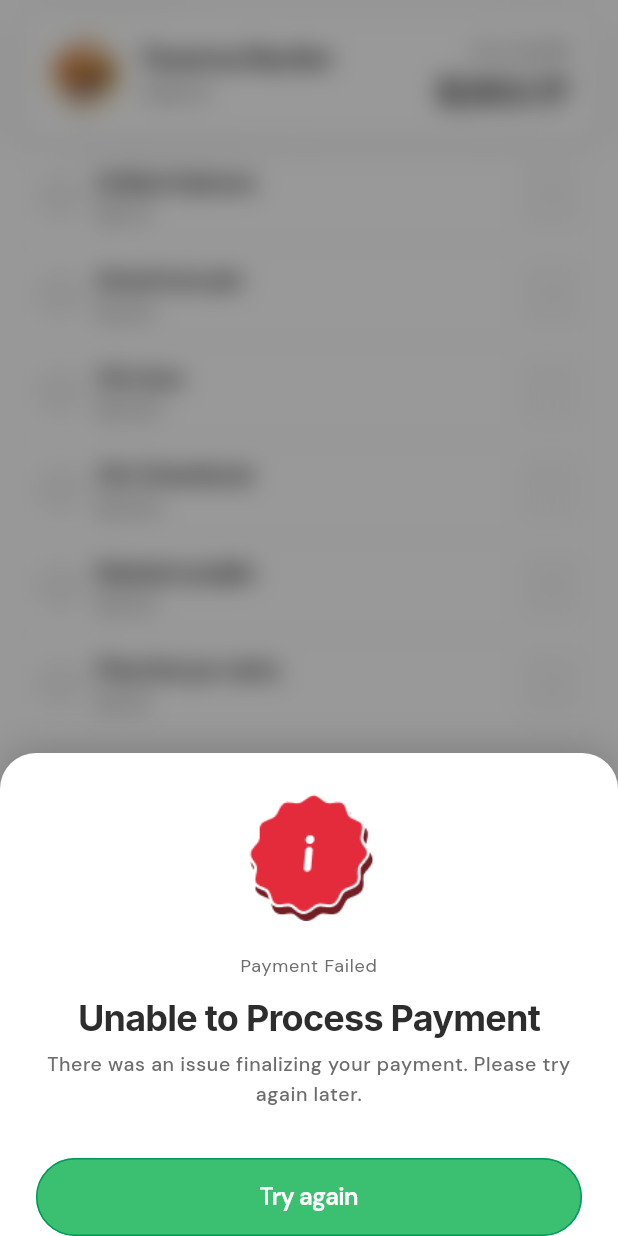
After one commit to PaygooApp/paygoo, a Flutter app: the screen it shows after launch, scrolled down 339 dp, after a tap on "Test Info Modal", on a phone screen of 412 x 824 dp. The commit adds this screen. Run offline on Flutter 3.47's test engine with Material 3 defaults, Android fonts, the light colour scheme and no system bars; our stand-ins replace flutter_svg, google_fonts; missing offline and left inert: sliding_action_button; project files that could hold a hidden picture were left out.

Commit message:
feat(#34): implement info bottom modal for displaying informations

```diff
--- /dev/null
+++ b/lib/components/atoms/app_button.dart
@@ -0,0 +1,70 @@
+import 'package:flutter/material.dart';
+import 'package:paygoo/tokens/token_primitive_mode1.dart';
+
+/// Button style variants
+enum AppButtonStyle {
+  /// Primary button (green background, white text)
+  primary,
+
+  /// Secondary button (gray background, dark text)
+  secondary,
+}
+
+/// A reusable rounded button component
+class AppButton extends StatelessWidget {
+  /// Button text
+  final String text;
+
+  /// Callback when button is pressed
+  final VoidCallback onPressed;
+
+  /// Button style (primary or secondary)
+  final AppButtonStyle style;
+
+  /// Whether the button should expand to fill available width
+  final bool fullWidth;
+
+  const AppButton({
+    super.key,
+    required this.text,
+    required this.onPressed,
+    this.style = AppButtonStyle.primary,
+    this.fullWidth = false,
+  });
+
+  @override
+  Widget build(BuildContext context) {
+    final isSecondary = style == AppButtonStyle.secondary;
+
+    final button = ElevatedButton(
+      onPressed: onPressed,
+      style: ElevatedButton.styleFrom(
+        backgroundColor: isSecondary
+            ? TokenPrimitiveMode1.gray100
+            : TokenPrimitiveMode1.primary400,
+        foregroundColor: isSecondary
+            ? TokenPrimitiveMode1.gray700
+            : TokenPrimitiveMode1.basewhite,
+        elevation: 0,
+        padding: const EdgeInsets.symmetric(vertical: 16, horizontal: 32),
+        shape: RoundedRectangleBorder(borderRadius: BorderRadius.circular(100)),
+      ),
+      child: Text(
+        text,
+        style: Theme.of(context).textTheme.bodyLarge?.copyWith(
+          fontWeight: FontWeight.w600,
+          letterSpacing: -0.5,
+          color: isSecondary
+              ? TokenPrimitiveMode1.gray700
+              : TokenPrimitiveMode1.basewhite,
+        ),
+      ),
+    );
+
+    if (fullWidth) {
+      return SizedBox(width: double.infinity, child: button);
+    }
+
+    return button;
+  }
+}
--- /dev/null
+++ b/lib/components/modals/info_bottom_modal.dart
@@ -0,0 +1,297 @@
+import 'dart:ui' show ImageFilter;
+
+import 'package:flutter/material.dart';
+import 'package:paygoo/components/atoms/app_button.dart';
+import 'package:paygoo/tokens/token_primitive_mode1.dart';
+
+/// Layout style for CTA buttons
+enum ModalButtonLayout {
+  /// Buttons stacked vertically (column)
+  column,
+
+  /// Buttons side by side (row)
+  row,
+}
+
+/// Configuration for a CTA button in the modal
+class ModalButtonConfig {
+  final String text;
+  final VoidCallback onPressed;
+  final bool isPrimary;
+
+  const ModalButtonConfig({
+    required this.text,
+    required this.onPressed,
+    this.isPrimary = true,
+  });
+}
+
+/// A reusable bottom modal with slide-in animation, blur overlay,
+/// icon, title, description, and configurable CTA buttons.
+class InfoBottomModal extends StatefulWidget {
+  /// Icon widget to display (90x90), can be SVG, Image, or any widget
+  final Widget icon;
+
+  /// Small subtitle text (14px) displayed above the title
+  final String? subtitle;
+
+  /// Main title text (24px)
+  final String title;
+
+  /// Description text (16px)
+  final String description;
+
+  /// Primary CTA button (green)
+  final ModalButtonConfig primaryButton;
+
+  /// Optional secondary CTA button (gray)
+  final ModalButtonConfig? secondaryButton;
+
+  /// Layout style for buttons (row or column)
+  final ModalButtonLayout buttonLayout;
+
+  /// Whether the modal can be dismissed by tapping outside
+  final bool isDismissible;
+
+  const InfoBottomModal({
+    super.key,
+    required this.icon,
+    this.subtitle,
+    required this.title,
+    required this.description,
+    required this.primaryButton,
+    this.secondaryButton,
+    this.buttonLayout = ModalButtonLayout.row,
+    this.isDismissible = true,
+  });
+
+  /// Shows the modal with slide-in animation and blur overlay
+  static Future<T?> show<T>(
+    BuildContext context, {
+    required Widget icon,
+    String? subtitle,
+    required String title,
+    required String description,
+    required ModalButtonConfig primaryButton,
+    ModalButtonConfig? secondaryButton,
+    ModalButtonLayout buttonLayout = ModalButtonLayout.row,
+    bool isDismissible = true,
+  }) {
+    return showGeneralDialog<T>(
+      context: context,
+      barrierDismissible: isDismissible,
+      barrierLabel: 'Dismiss',
+      barrierColor: Colors.transparent,
+      transitionDuration: const Duration(milliseconds: 300),
+      pageBuilder: (context, animation, secondaryAnimation) {
+        return InfoBottomModal(
+          icon: icon,
+          subtitle: subtitle,
+          title: title,
+          description: description,
+          primaryButton: primaryButton,
+          secondaryButton: secondaryButton,
+          buttonLayout: buttonLayout,
+          isDismissible: isDismissible,
+        );
+      },
+      transitionBuilder: (context, animation, secondaryAnimation, child) {
+        return child;
+      },
+    );
+  }
+
+  @override
+  State<InfoBottomModal> createState() => _InfoBottomModalState();
+}
+
+class _InfoBottomModalState extends State<InfoBottomModal>
+    with SingleTickerProviderStateMixin {
+  late AnimationController _controller;
+  late Animation<Offset> _slideAnimation;
+  late Animation<double> _fadeAnimation;
+
+  @override
+  void initState() {
+    super.initState();
+    _controller = AnimationController(
+      vsync: this,
+      duration: const Duration(milliseconds: 350),
+    );
+
+    _slideAnimation = Tween<Offset>(
+      begin: const Offset(0, 1),
+      end: Offset.zero,
+    ).animate(CurvedAnimation(parent: _controller, curve: Curves.easeOutCubic));
+
+    _fadeAnimation = Tween<double>(
+      begin: 0.0,
+      end: 1.0,
+    ).animate(CurvedAnimation(parent: _controller, curve: Curves.easeOut));
+
+    _controller.forward();
+  }
+
+  @override
+  void dispose() {
+    _controller.dispose();
+    super.dispose();
+  }
+
+  Future<void> _dismiss([dynamic result]) async {
+    await _controller.reverse();
+    if (mounted) {
+      Navigator.of(context).pop(result);
+    }
+  }
+
+  @override
+  Widget build(BuildContext context) {
+    return AnimatedBuilder(
+      animation: _controller,
+      builder: (context, child) {
+        return Stack(
+          children: [
+            // Blurred overlay background
+            GestureDetector(
+              onTap: widget.isDismissible ? () => _dismiss() : null,
+              child: BackdropFilter(
+                filter: ImageFilter.blur(
+                  sigmaX: 8 * _fadeAnimation.value,
+                  sigmaY: 8 * _fadeAnimation.value,
+                ),
+                child: Container(
+                  color: Colors.black.withValues(
+                    alpha: 0.4 * _fadeAnimation.value,
+                  ),
+                ),
+              ),
+            ),
+            // Modal content
+            child!,
+          ],
+        );
+      },
+      child: _buildModalContent(),
+    );
+  }
+
+  Widget _buildModalContent() {
+    return SlideTransition(
+      position: _slideAnimation,
+      child: Align(
+        alignment: Alignment.bottomCenter,
+        child: Container(
+          width: double.infinity,
+          clipBehavior: Clip.antiAlias,
+          decoration: BoxDecoration(
+            color: TokenPrimitiveMode1.basewhite,
+            borderRadius: const BorderRadius.only(
+              topLeft: Radius.circular(24),
+              topRight: Radius.circular(24),
+            ),
+            boxShadow: [
+              BoxShadow(
+                color: Colors.black.withValues(alpha: 0.15),
+                blurRadius: 20,
+                offset: const Offset(0, -4),
+              ),
+            ],
+          ),
+          child: Padding(
+            padding: EdgeInsets.only(
+              top: 24,
+              left: 24,
+              right: 24,
+              bottom: MediaQuery.of(context).padding.bottom,
+            ),
+            child: Column(
+              mainAxisSize: MainAxisSize.min,
+              children: [
+                // Icon (90x90)
+                SizedBox(width: 90, height: 90, child: widget.icon),
+                const SizedBox(height: 20),
+                // Subtitle (labelMedium - 14px, gray600)
+                if (widget.subtitle != null) ...[
+                  Text(
+                    widget.subtitle!,
+                    style: Theme.of(context).textTheme.labelMedium,
+                    textAlign: TextAlign.center,
+                  ),
+                  const SizedBox(height: 12),
+                ],
+                // Title (headlineMedium - 24px, bold)
+                Text(
+                  widget.title,
+                  style: Theme.of(context).textTheme.headlineMedium,
+                  textAlign: TextAlign.center,
+                ),
+                const SizedBox(height: 8),
+                // Description (bodySmall - 16px, gray600)
+                Text(
+                  widget.description,
+                  style: Theme.of(context).textTheme.bodySmall,
+                  textAlign: TextAlign.center,
+                ),
+                const SizedBox(height: 32),
+                // CTA Buttons
+                _buildButtons(),
+              ],
+            ),
+          ),
+        ),
+      ),
+    );
+  }
+
+  Widget _buildButtons() {
+    if (widget.secondaryButton == null) {
+      // Single primary button
+      return SizedBox(
+        width: double.infinity,
+        child: _buildButton(widget.primaryButton),
+      );
+    }
+
+    // Two buttons - layout based on buttonLayout
+    if (widget.buttonLayout == ModalButtonLayout.column) {
+      return Column(
+        children: [
+          SizedBox(
+            width: double.infinity,
+            child: _buildButton(widget.primaryButton),
+          ),
+          const SizedBox(height: 12),
+          SizedBox(
+            width: double.infinity,
+            child: _buildButton(widget.secondaryButton!, isSecondary: true),
+          ),
+        ],
+      );
+    }
+
+    // Row layout (default)
+    return Row(
+      children: [
+        Expanded(
+          child: _buildButton(widget.secondaryButton!, isSecondary: true),
+        ),
+        const SizedBox(width: 12),
+        Expanded(child: _buildButton(widget.primaryButton)),
+      ],
+    );
+  }
+
+  Widget _buildButton(ModalButtonConfig config, {bool isSecondary = false}) {
+    return AppButton(
+      text: config.text,
+      style: isSecondary ? AppButtonStyle.secondary : AppButtonStyle.primary,
+      onPressed: () {
+        config.onPressed();
+        if (widget.isDismissible) {
+          _dismiss();
+        }
+      },
+    );
+  }
+}
--- a/lib/screens/home_screen.dart
+++ b/lib/screens/home_screen.dart
@@ -3,6 +3,7 @@ import 'package:flutter/services.dart';
 import 'package:paygoo/components/atoms/section_header.dart';
 import 'package:paygoo/components/atoms/wave_paper_clipper.dart';
 import 'package:paygoo/components/modals/custom_tip_modal.dart';
+import 'package:paygoo/components/modals/info_bottom_modal.dart';
 import 'package:paygoo/components/wrappers/bottom_summary_card.dart';
 import 'package:paygoo/components/wrappers/order_item_card.dart';
 import 'package:paygoo/components/wrappers/overscroll_container.dart';
@@ -74,6 +75,20 @@ class _HomeScreenState extends State<HomeScreen> {
         _selectedTipIndex = 3; // Select "Custom" option
       });
     }
+  }
+
+  /// Show the info bottom modal (for testing)
+  void _showInfoModal() {
+    InfoBottomModal.show(
+      context,
+      icon: Image.asset('assets/Icon-Unsuccessful.png', width: 90, height: 90),
+      subtitle: 'Payment Failed',
+      title: 'Unable to Process Payment',
+      description:
+          'There was an issue finalizing your payment. Please try again later.',
+      buttonLayout: ModalButtonLayout.column,
+      primaryButton: ModalButtonConfig(text: 'Try again', onPressed: () {}),
+    );
   }
 
   /// Order calculator instance - creates fresh instance on each access
@@ -278,6 +293,12 @@ class _HomeScreenState extends State<HomeScreen> {
                           SectionHeader(title: "Payment Methods"),
                           SizedBox(height: 16),
                           const PaymentMethodsCard(),
+                          SizedBox(height: 24),
+                          // Test button for InfoBottomModal
+                          ElevatedButton(
+                            onPressed: _showInfoModal,
+                            child: Text('Test Info Modal'),
+                          ),
                           SizedBox(height: 30),
                         ],
                       ),
```
Also changed, not shown: assets/BG-element.svg (added), assets/Icon-Unsuccessful.png (added), assets/Icon-Unsuccessful.svg (added).
